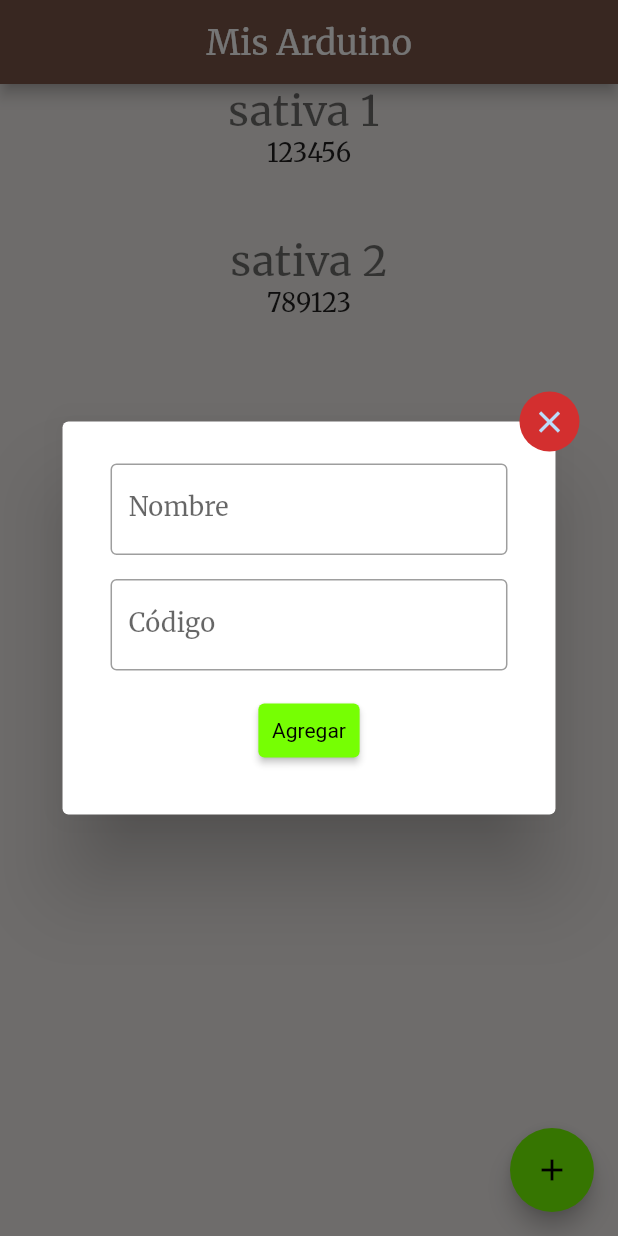
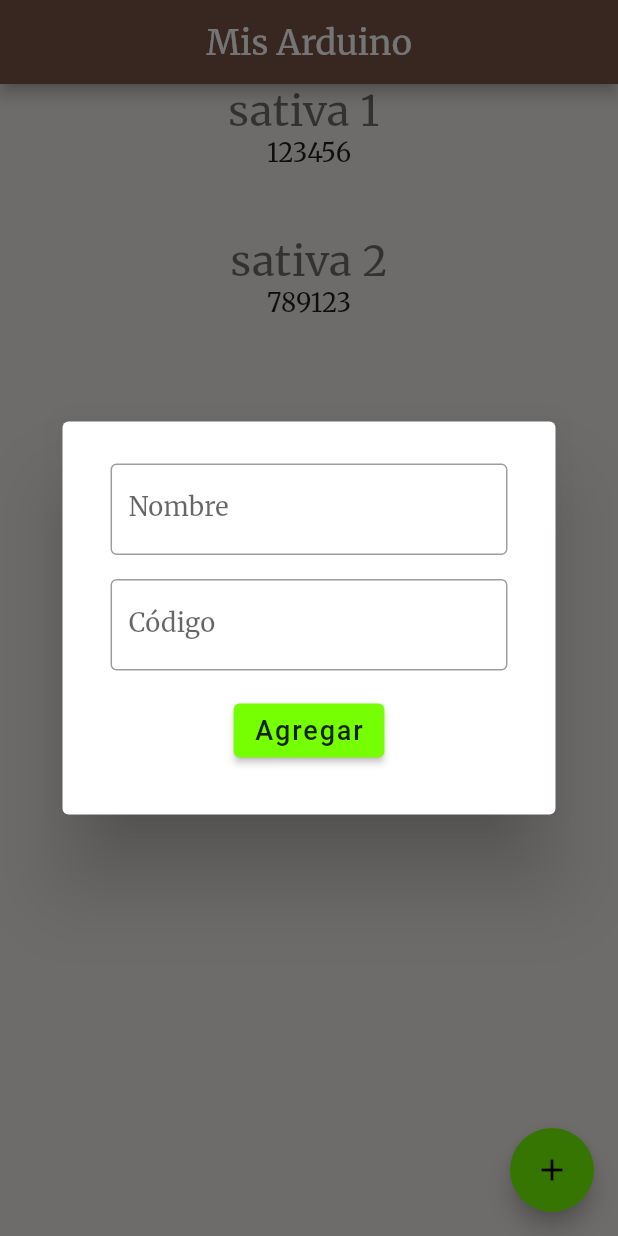
Before and after one commit to ExeSalinas/NetGrow, a Flutter app: the screen it shows after launch, after a tap on the "add" icon, on a phone screen of 412 x 824 dp. Run offline on Flutter 3.47's test engine with Material 2 defaults, Android fonts, the light colour scheme and no system bars; our stand-ins replace firebase_core, google_fonts; accounts and stored records are empty.

Commit message:
Quitados expanded de los text de las cards agregada integracion con firebase

```diff
--- a/netgrow/lib/MisArduinos_route.dart
+++ b/netgrow/lib/MisArduinos_route.dart
@@ -1,3 +1,4 @@
+import 'package:flutter/cupertino.dart';
 import 'package:flutter/material.dart';
 import 'package:netgrow/arduino_tile.dart';
 
@@ -28,10 +29,7 @@
       context: context,
       builder: (BuildContext context) {
         return AlertDialog(
-          content: Stack(
-            clipBehavior: Clip.none,
-            children: <Widget>[
-              Form(
+          content: Form(
             // TODO Revisar las propiedades del FORM
             key: _formKey,
             child: Column(
@@ -44,8 +42,7 @@
                     decoration: InputDecoration(
                         border: OutlineInputBorder(),
                         hintText: 'Nombre para este dispositivo',
-                          labelText: 'Nombre'
-                        ),
+                        labelText: 'Nombre'),
                     validator: (value) {
                       if (value == null || value.isEmpty) {
                         return 'Por favor ingrese un nombre';
@@ -60,8 +57,8 @@
                   child: TextFormField(
                     decoration: InputDecoration(
                         border: OutlineInputBorder(),
-                          hintText: 'Código de conexion', labelText: 'Código'
-                        ),
+                        hintText: 'Código de conexion',
+                        labelText: 'Código'),
                     validator: (value) {
                       if (value == null || value.isEmpty) {
                         return 'Por favor ingrese un codigo de conexion';
@@ -73,34 +70,20 @@
                 Padding(
                   padding: _paddingTextForms,
                   child: ElevatedButton(
-                        child: Text("Agregar"),
+                    child: Text("Agregar", style: Theme.of(context).textTheme.button,),
                     onPressed: () {
                       // TODO AGREGAR ALA LISTAS DE ARDUINOS
                       if (_formKey.currentState!.validate()) {
                         _formKey.currentState!.save();
-                            ScaffoldMessenger.of(context).showSnackBar(
-                                SnackBar(content: Text('Agregado un nuevo dispositivo a mi lista')));
+                        ScaffoldMessenger.of(context).showSnackBar(SnackBar(
+                            content: Text(
+                                'Agregado un nuevo dispositivo a mi lista')));
                       }
                     },
                   ),
                 )
               ],
             ),
-              ),
-              Positioned(
-                right: -40.0,
-                top: -40.0,
-                child: InkResponse(
-                  onTap: () {
-                    Navigator.of(context).pop();
-                  },
-                  child: CircleAvatar(
-                    child: Icon(Icons.close),
-                    backgroundColor: Colors.red.shade700,
-                  ),
-                ),
-              ),
-            ],
           ),
         );
       },
@@ -112,16 +95,18 @@
     return Scaffold(
       appBar: AppBar(
         centerTitle: true,
-        title: Text('Mis Arduino' , style: Theme.of(context).textTheme.headline5),
+        title:
+            Text('Mis Arduino', style: Theme.of(context).textTheme.headline5),
       ),
       body: ListView(
         children: [
-          ArduinoTile(arduino: arduinos[0],),
-          ArduinoTile( arduino: arduinos[1])
+          ArduinoTile(
+            arduino: arduinos[0],
+          ),
+          ArduinoTile(arduino: arduinos[1])
         ],
       ),
       floatingActionButton: FloatingActionButton(
-
         child: Icon(Icons.add),
         tooltip: "Registrar un Nuevo dispositivo",
         onPressed: () => _addButonPressed(context),
--- a/netgrow/lib/dashboard_route.dart
+++ b/netgrow/lib/dashboard_route.dart
@@ -1,7 +1,7 @@
 import 'package:flutter/material.dart';
 import 'package:netgrow/Sensors_widgets/humidity_widget.dart';
 import 'package:netgrow/Sensors_widgets/soil_widget.dart';
-import 'file:///F:/Git/NetGrow/netgrow/lib/Sensors_widgets/light_widget.dart';
+import 'package:netgrow/Sensors_widgets/light_widget.dart';
 import 'package:netgrow/Sensors_widgets/temp_widget.dart';
 
 // TODO AGREGAR PAGEVIEW
--- a/netgrow/lib/main.dart
+++ b/netgrow/lib/main.dart
@@ -2,8 +2,11 @@
 import 'package:netgrow/MisArduinos_route.dart';
 import 'package:netgrow/dashboard_route.dart';
 import 'package:google_fonts/google_fonts.dart';
+// Import the firebase_core plugin
+import 'package:firebase_core/firebase_core.dart';
 
 void main() {
+  WidgetsFlutterBinding.ensureInitialized();
   runApp(MyApp());
 }
 
@@ -18,10 +21,10 @@
         GoogleFonts.merriweather(fontSize: 44, fontWeight: FontWeight.w400),
     headline4: GoogleFonts.merriweather(
         fontSize: 28, fontWeight: FontWeight.w400, letterSpacing: 0.25),
-    headline5:
-        GoogleFonts.merriweather(fontSize: 23, fontWeight: FontWeight.w400,color: Colors.white),
+    headline5: GoogleFonts.merriweather(
+        fontSize: 23, fontWeight: FontWeight.w400, color: Colors.white),
     headline6: GoogleFonts.merriweather(
-        fontSize: 21, fontWeight: FontWeight.w500, letterSpacing: 0.15),
+        fontSize: 18, fontWeight: FontWeight.w500, letterSpacing: 0.15),
     subtitle1: GoogleFonts.merriweather(
         fontSize: 17, fontWeight: FontWeight.w400, letterSpacing: 0.15),
     subtitle2: GoogleFonts.merriweather(
@@ -31,17 +34,18 @@
     bodyText2: GoogleFonts.titilliumWeb(
         fontSize: 18, fontWeight: FontWeight.w400, letterSpacing: 0.25),
     button: GoogleFonts.titilliumWeb(
-        fontSize: 26, fontWeight: FontWeight.w500, letterSpacing: 1.25),
+        fontSize: 18, fontWeight: FontWeight.w500, letterSpacing: 1.25),
     caption: GoogleFonts.titilliumWeb(
         fontSize: 15, fontWeight: FontWeight.w400, letterSpacing: 0.4),
     overline: GoogleFonts.titilliumWeb(
         fontSize: 14, fontWeight: FontWeight.w400, letterSpacing: 1.5),
   );
 
-  // This widget is the root of your application.
+  final Future<FirebaseApp> _initialization = Firebase.initializeApp();
+
   @override
   Widget build(BuildContext context) {
-    return MaterialApp(
+   Widget app = MaterialApp(
       debugShowCheckedModeBanner: false,
       title: 'Net Grow',
       theme: ThemeData(
@@ -70,5 +74,24 @@
       ),
       home: MisArduino(),
     );
+    return FutureBuilder(
+      // Initialize FlutterFire:
+      future: _initialization,
+      builder: (context, snapshot) {
+        // Check for errors
+        if (snapshot.hasError) {
+          return Container(color: Colors.red,);
+        }
+
+        // Once complete, show your application
+        if (snapshot.connectionState == ConnectionState.done) {
+          return app;
+        }
+
+        // Otherwise, show something whilst waiting for initialization to complete
+        return Container(color: Colors.yellow,);
+      },
+    );
+
   }
 }
--- a/netgrow/pubspec.yaml
+++ b/netgrow/pubspec.yaml
@@ -23,12 +23,14 @@
 dependencies:
   flutter:
     sdk: flutter
+  firebase_core: "^1.0.4"
 
 
   # The following adds the Cupertino Icons font to your application.
   # Use with the CupertinoIcons class for iOS style icons.
   cupertino_icons: ^1.0.2
   google_fonts: ^2.0.0
+  animations: ^2.0.0
 
 dev_dependencies:
   flutter_test:
```
Also changed, not shown: netgrow/lib/Sensors_widgets/humidity_widget.dart (+5 -9 lines), netgrow/lib/Sensors_widgets/soil_widget.dart (+6 -10 lines), netgrow/lib/Sensors_widgets/temp_widget.dart (+6 -10 lines), netgrow/pubspec.lock, 11 other files. Lines whose indentation alone changed are shown as unchanged.
